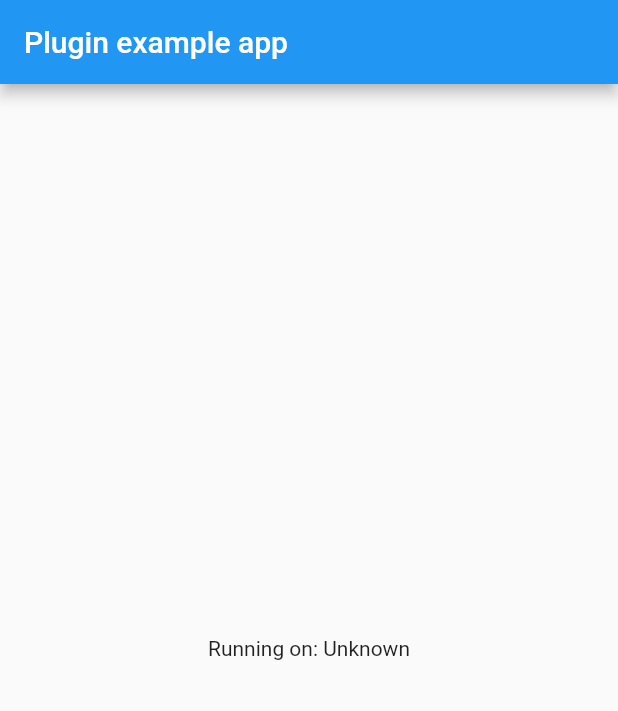
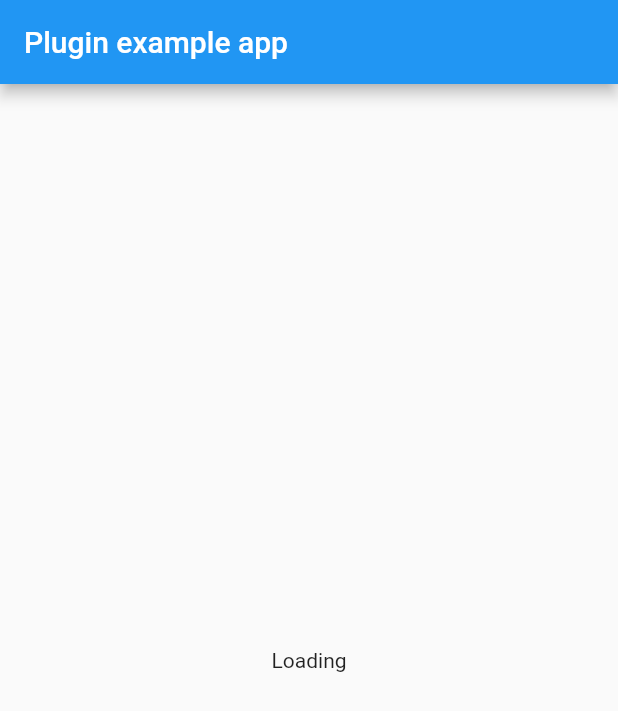
Before and after one commit to thachnb85/plugin_with_protobuf, a Flutter app: the screen it shows after launch, on a phone screen of 412 x 824 dp. Shown: the top 711 px of the screen. Run offline on Flutter 3.47's test engine with Material 2 defaults, Android fonts, the phone set to English and light mode, and no system bars; missing offline and left inert: protobuf; statements that could not run were skipped.

Commit message:
Adding dart code to process data from iOS via platform channel call

```diff
--- a/example/lib/main.dart
+++ b/example/lib/main.dart
@@ -48,7 +48,21 @@ class _MyAppState extends State<MyApp> {
           title: const Text('Plugin example app'),
         ),
         body: Center(
-          child: Text('Running on: $_platformVersion\n'),
+          child: FutureBuilder(
+              future: PluginWithProtobuf.myChildren, // come from async call
+              builder: (BuildContext context, AsyncSnapshot snapshot){
+                if (!snapshot.hasData) {
+                  return Text('Loading');
+                }
+                if (snapshot.hasError) {
+                  return Text(snapshot.error.toString());
+                }
+                Person _p = snapshot.data;
+                String personName = "${_p.name}" + ((_p.addressesList.isEmpty) ? " " : " is living in " + _p.addressesList[0].city);
+                String firstChildName = (_p.childrenList.isEmpty) ? " " :   " First child is ${_p.childrenList[0].name}";
+                return Text(personName + firstChildName);
+              }
+          ),
         ),
       ),
     );
--- a/lib/plugin_with_protobuf.dart
+++ b/lib/plugin_with_protobuf.dart
@@ -1,6 +1,9 @@
 import 'dart:async';
+import 'dart:typed_data' show Uint8List; // for get raw data.
 
 import 'package:flutter/services.dart';
+import 'package:plugin_with_protobuf/gen/protos/person.pb.dart' show Person;
+export 'package:plugin_with_protobuf/gen/protos/person.pb.dart' show Person, Address;
 
 class PluginWithProtobuf {
   static const MethodChannel _channel =
@@ -10,4 +13,10 @@ class PluginWithProtobuf {
     final String version = await _channel.invokeMethod('getPlatformVersion');
     return version;
   }
+
+  static Future<Person> get myChildren async {
+    final Uint8List rawData = await _channel.invokeMethod('getMyChildren');
+    final Person person = Person.fromBuffer(rawData);
+    return person;
+  }
 }
```
